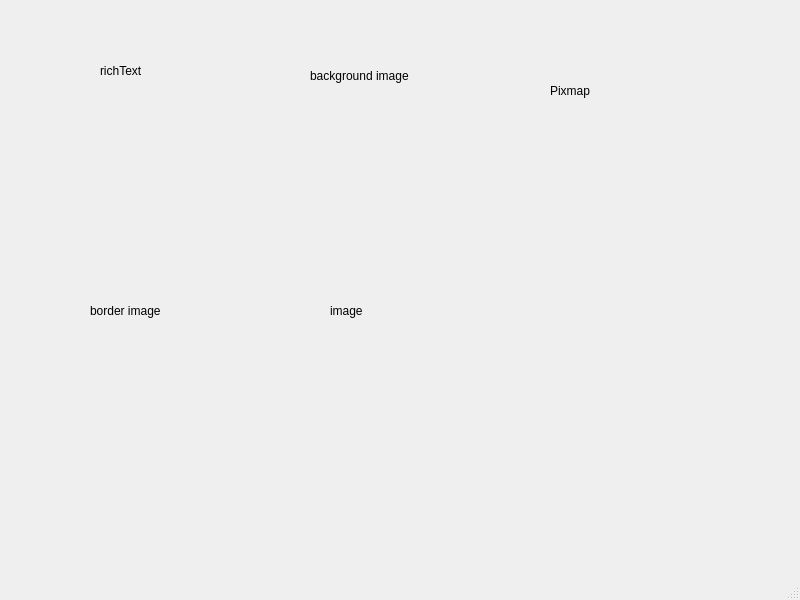
First picture: the form in UNIDAD 2/P0_Ejemploimagenes.ui, repository UrielGG777/prueba-subirrepost, before the edit.
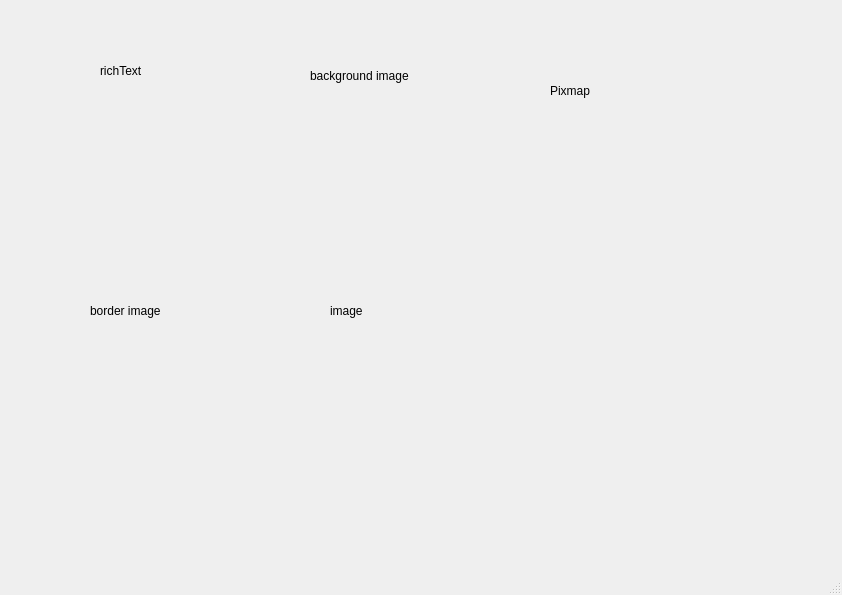
Second picture: the form after the edit. Icons and pictures are not drawn.

```diff
--- a/UNIDAD 2/P0_Ejemploimagenes.ui
+++ b/UNIDAD 2/P0_Ejemploimagenes.ui
@@ -6,8 +6,8 @@
    <rect>
     <x>0</x>
     <y>0</y>
-    <width>800</width>
-    <height>600</height>
+    <width>842</width>
+    <height>595</height>
    </rect>
   </property>
   <property name="windowTitle">
```
Left out of the diff: 4 changed lines with no effect on the pictures.
